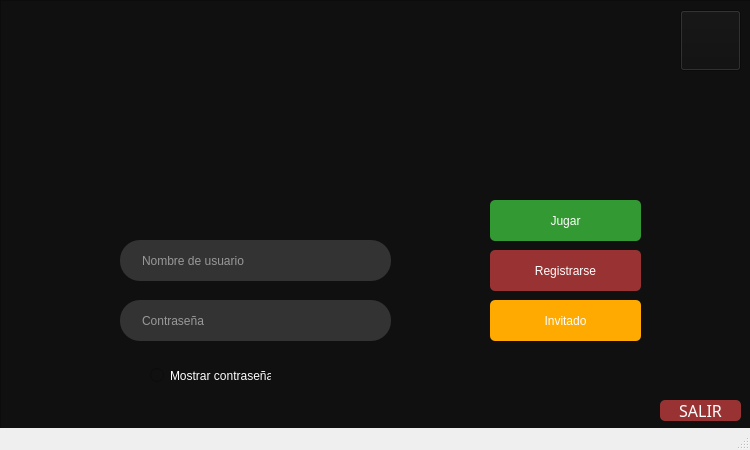
First picture: the form in Juego/Burbuja_Killer/sesion.ui, repository SebastianArroyo/Juego_info2, before the edit.
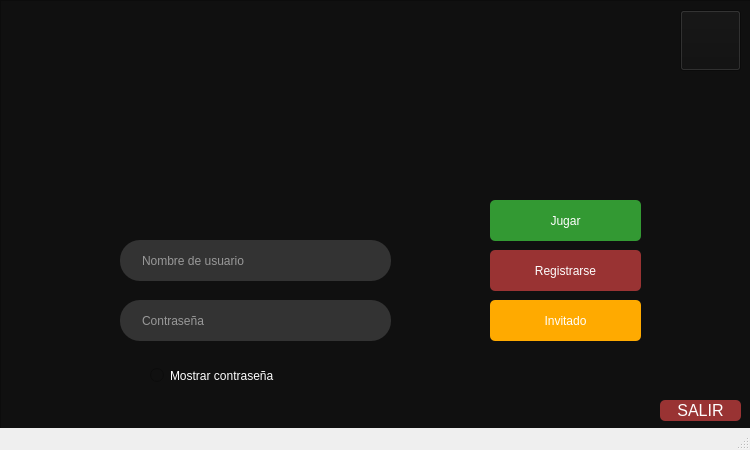
Second picture: the form after the edit. Icons and pictures are not drawn.

The edit to the form file:
```diff
--- a/Juego/Burbuja_Killer/sesion.ui
+++ b/Juego/Burbuja_Killer/sesion.ui
@@ -42,16 +42,14 @@
      <property name="geometry">
       <rect>
        <x>220</x>
-       <y>40</y>
+       <y>20</y>
        <width>311</width>
-       <height>81</height>
+       <height>101</height>
       </rect>
      </property>
      <property name="font">
       <font>
-       <family>Segoe Script</family>
        <pointsize>26</pointsize>
-       <weight>50</weight>
        <italic>false</italic>
        <bold>false</bold>
       </font>
@@ -641,7 +639,7 @@
       <rect>
        <x>130</x>
        <y>360</y>
-       <width>161</width>
+       <width>221</width>
        <height>31</height>
       </rect>
      </property>
@@ -686,9 +684,7 @@
      </property>
      <property name="font">
       <font>
-       <family>MV Boli</family>
        <pointsize>12</pointsize>
-       <weight>50</weight>
        <italic>false</italic>
        <bold>false</bold>
       </font>
```
Left out of the diff: 24 changed lines with no effect on the pictures.
